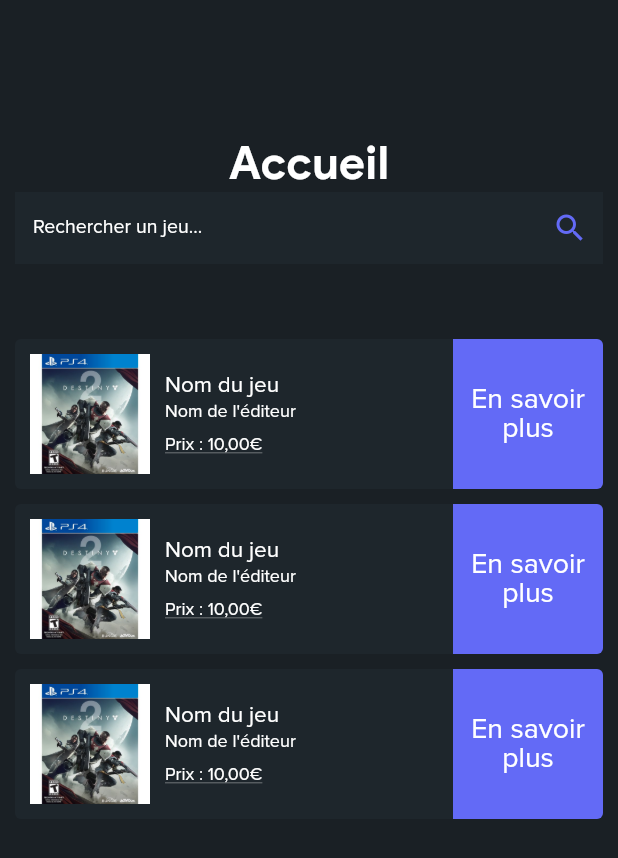
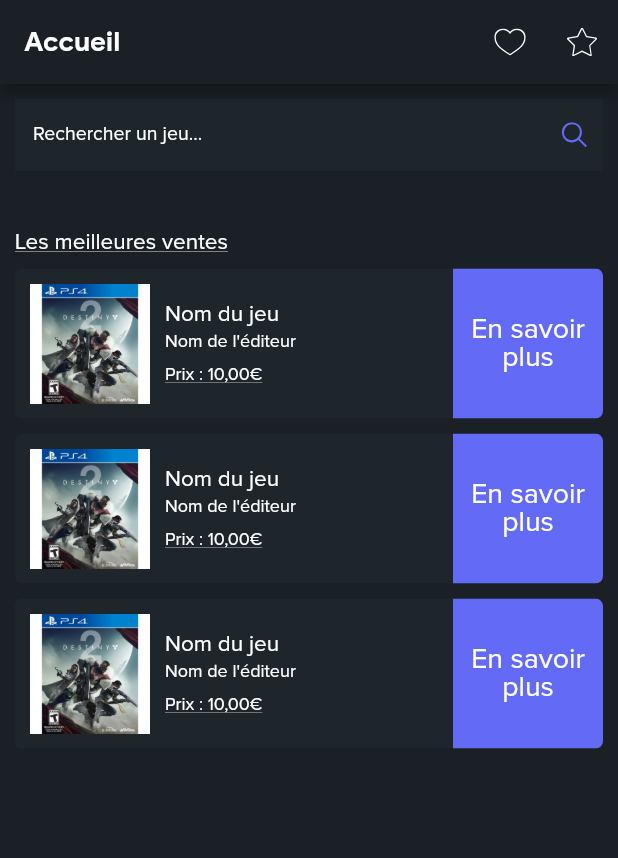
Before and after one commit to ShellyC6/projet_jeux_video, a Flutter app: the screen it shows after launch, on a phone screen of 412 x 824 dp. Shown: the top 858 px of the screen. Run offline on Flutter 3.47's test engine with Material 2 defaults, Android fonts, the phone set to English and light mode, and no system bars; our stand-ins replace flutter_svg.

Commit message:
Page Accueil + Correction icons

```diff
--- a/lib/screens/accueil.dart
+++ b/lib/screens/accueil.dart
@@ -1,4 +1,5 @@
 import 'package:flutter/material.dart';
+import 'package:flutter_svg/flutter_svg.dart';
 import '/app_colors.dart';
 import '/widgets/search_bar.dart';
 import '/widgets/apercu.dart';
@@ -14,16 +15,51 @@ class _AccueilPageState extends State<AccueilPage> {
   @override
   Widget build(BuildContext context) {
     return Scaffold(
+      appBar: AppBar(
+        backgroundColor: AppColors.bgColor,
+        title: Text(
+          'Accueil',
+          style: Theme.of(context).textTheme.titleMedium,
+        ),
+        actions: <Widget>[
+          IconButton(
+              onPressed: (){
+                print("Bouton Like");
+              },
+              icon: SvgPicture.asset("res/svg/like.svg"),
+          ),
+          IconButton(
+            onPressed: (){
+              print("Bouton WishList");
+            },
+            icon: SvgPicture.asset("res/svg/whishlist.svg"),
+          )
+        ],
+      ),
       body: Padding(
-        padding: const EdgeInsets.only(left:10, bottom: 10, right: 10, top:90),
+        padding: const EdgeInsets.only(left:10, bottom: 10, right: 10, top:10),
         child: Column(
           children: <Widget>[
+            const SearchBar(text: "Rechercher un jeu..."),
+            const SizedBox(height: 10),
+            // Mettre la pub ici
+            const SizedBox(height: 30),
+            Column(
+                crossAxisAlignment: CrossAxisAlignment.stretch,
+                children:  const [
                   Text(
-                "Accueil",
-                style: Theme.of(context).textTheme.titleLarge,
+                    "Les meilleures ventes",
+                    style: TextStyle(
+                      fontSize: 15,
+                      fontFamily: "Proxima Nova",
+                      color: AppColors.textColor,
+                      decoration: TextDecoration.underline,
                     ),
-              SearchBar(text: "Rechercher un jeu..."),
-              const SizedBox(height: 50),
+                    textAlign: TextAlign.left,
+                  ),
+                ]
+            ),
+            const SizedBox(height: 10),
             Apercu(),
             const SizedBox(height: 10),
             Apercu(),
@@ -34,5 +70,4 @@ class _AccueilPageState extends State<AccueilPage> {
       ),
     );
   }
-
 }
--- a/lib/widgets/apercu.dart
+++ b/lib/widgets/apercu.dart
@@ -12,7 +12,7 @@ class _ApercuState extends State<Apercu> {
   @override
   Widget build(BuildContext context) {
     return ClipRRect(
-      borderRadius: BorderRadius.circular(4),
+      borderRadius: BorderRadius.circular(5),
         child: Container(
           color: AppColors.contrastColor,
           child: Row(
--- a/lib/widgets/search_bar.dart
+++ b/lib/widgets/search_bar.dart
@@ -1,5 +1,6 @@
 import 'package:flutter/material.dart';
 import '/app_colors.dart';
+import 'package:flutter_svg/flutter_svg.dart';
 
 class SearchBar extends StatefulWidget {
   const SearchBar({super.key, required this.text});
@@ -31,12 +32,9 @@ class _SearchBarState extends State<SearchBar> {
               ),
             ),
           ),
-          const Padding(
-            padding: EdgeInsets.only(right: 10),
-            child: Icon(
-              Icons.search,
-              color: AppColors.accentColor,
-            ),
+          Padding(
+            padding: const EdgeInsets.only(right: 10),
+            child: SvgPicture.asset("res/svg/search.svg")
           ),
         ],
       ),
--- a/pubspec.yaml
+++ b/pubspec.yaml
@@ -35,6 +35,7 @@ dependencies:
   # The following adds the Cupertino Icons font to your application.
   # Use with the CupertinoIcons class for iOS style icons.
   cupertino_icons: ^1.0.2
+  flutter_svg: ^2.0.2
 
 dev_dependencies:
   flutter_test:
```
Also changed, not shown: pubspec.lock. Lines whose indentation alone changed are shown as unchanged.
